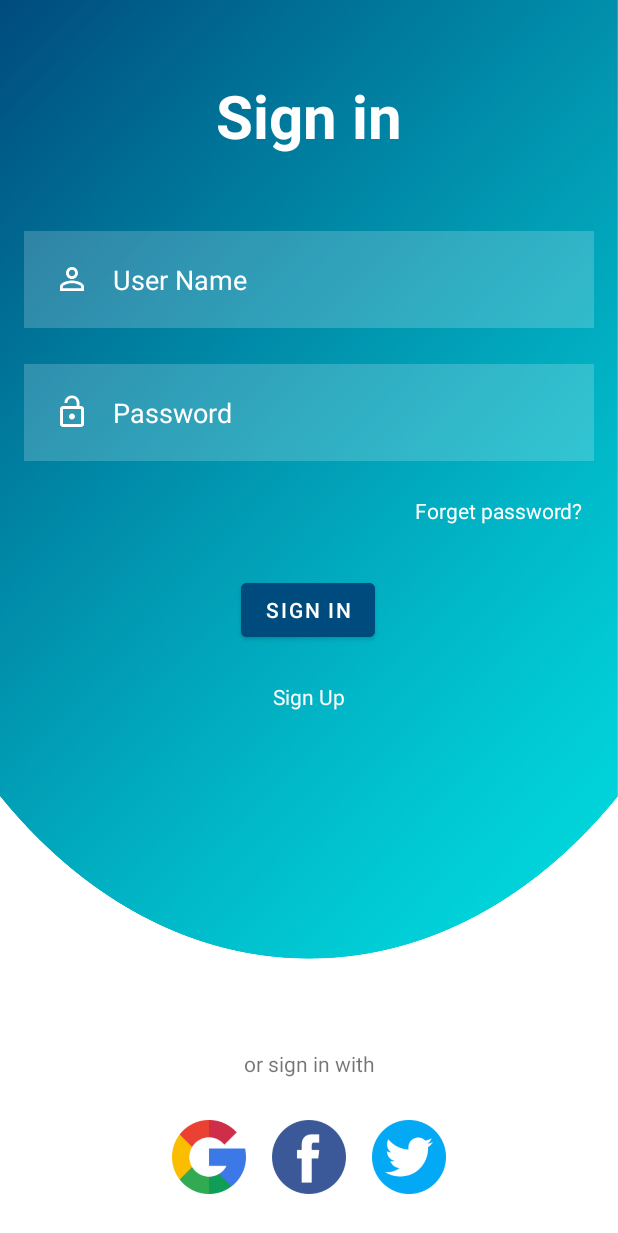
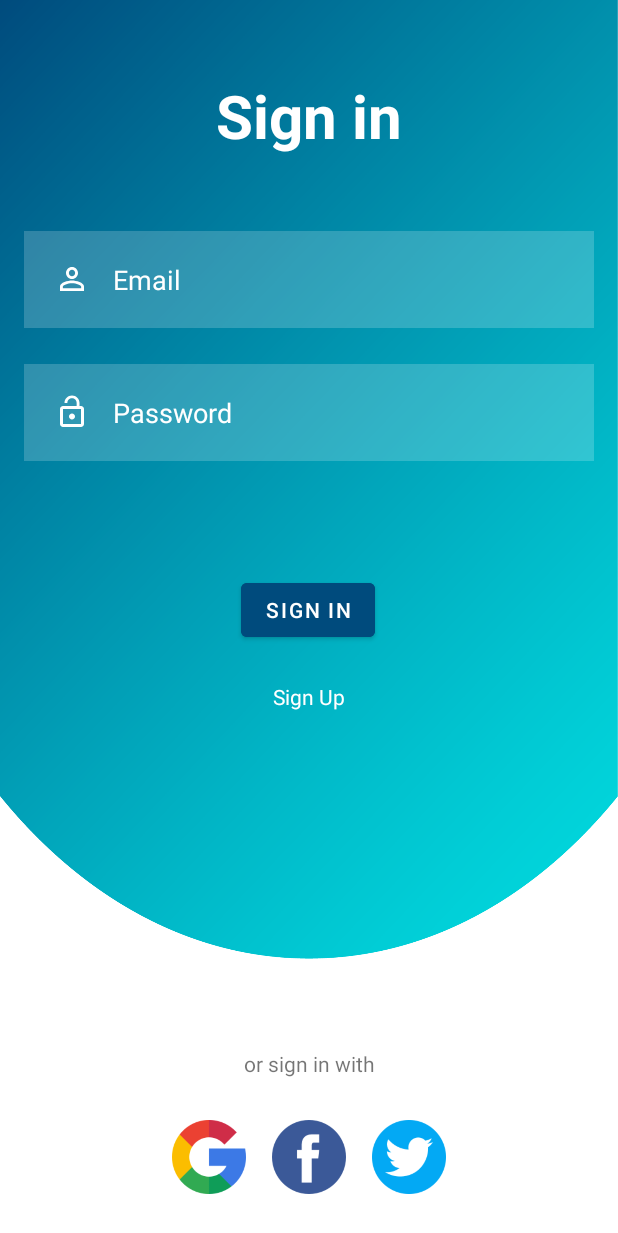
Before and after one commit to Sanjeev718191/GLA-Complex-, an Android app: the layout activity_sign_in.xml on its own in the app's theme, with its tools: preview values and no code run, on a phone screen of 412 x 824 dp. Shown: the top 1233 px of the screen. Run offline under Robolectric (Android 15) with nearby library versions, the phone set to English and light mode, and no system bars; network calls fail; Roboto replaces fonts that are not available here.

Commit message:
Commit (20-11-22)- User Login and SignUp Implemented

```diff
--- a/app/build.gradle
+++ b/app/build.gradle
@@ -39,6 +39,7 @@ dependencies {
     implementation 'androidx.constraintlayout:constraintlayout:2.1.4'
     implementation 'androidx.legacy:legacy-support-v4:1.0.0'
     implementation 'com.google.firebase:firebase-database:20.1.0'
+    implementation 'com.google.firebase:firebase-auth:21.1.0'
     testImplementation 'junit:junit:4.13.2'
     androidTestImplementation 'androidx.test.ext:junit:1.1.3'
     androidTestImplementation 'androidx.test.espresso:espresso-core:3.4.0'
--- a/app/src/main/res/layout/activity_sign_in.xml
+++ b/app/src/main/res/layout/activity_sign_in.xml
@@ -23,7 +23,7 @@
         app:layout_constraintTop_toTopOf="parent" />
 
     <EditText
-        android:id="@+id/userName"
+        android:id="@+id/userMail"
         android:layout_width="0dp"
         android:layout_height="wrap_content"
         android:layout_marginStart="16dp"
@@ -32,7 +32,8 @@
         android:background="#30ffffff"
         android:drawableLeft="@drawable/person_outline"
         android:drawablePadding="15dp"
-        android:hint="User Name"
+        android:inputType="textEmailAddress"
+        android:hint="Email"
         android:padding="20dp"
         android:textColor="#FFFFFF"
         android:textColorHint="#FFFFFF"
@@ -59,10 +60,10 @@
         app:layout_constraintEnd_toEndOf="parent"
         app:layout_constraintHorizontal_bias="1.0"
         app:layout_constraintStart_toStartOf="parent"
-        app:layout_constraintTop_toBottomOf="@+id/userName" />
+        app:layout_constraintTop_toBottomOf="@+id/userMail" />
 
     <Button
-        android:id="@+id/signUpBtn"
+        android:id="@+id/signInBtn"
         android:layout_width="wrap_content"
         android:layout_height="wrap_content"
         android:layout_marginTop="75dp"
@@ -73,18 +74,7 @@
         app:layout_constraintStart_toStartOf="parent"
         app:layout_constraintTop_toBottomOf="@+id/password" />
 
-    <TextView
-        android:id="@+id/signInBtn"
-        android:layout_width="wrap_content"
-        android:layout_height="wrap_content"
-        android:layout_marginTop="15dp"
-        android:layout_marginEnd="16dp"
-        android:padding="8dp"
-        android:text="Forget password?"
-        android:textAlignment="center"
-        android:textColor="#FFFFFF"
-        app:layout_constraintEnd_toEndOf="parent"
-        app:layout_constraintTop_toBottomOf="@+id/password" />
+
 
     <TextView
         android:id="@+id/signUp"
@@ -98,7 +88,7 @@
         app:layout_constraintEnd_toEndOf="parent"
         app:layout_constraintHorizontal_bias="0.5"
         app:layout_constraintStart_toStartOf="parent"
-        app:layout_constraintTop_toBottomOf="@+id/signUpBtn" />
+        app:layout_constraintTop_toBottomOf="@+id/signInBtn" />
 
     <LinearLayout
         android:id="@+id/linearLayout"
--- a/app/src/main/res/layout/activity_sign_up.xml
+++ b/app/src/main/res/layout/activity_sign_up.xml
@@ -88,7 +88,7 @@
         android:layout_height="wrap_content"
         android:layout_marginTop="32dp"
         android:backgroundTint="#004B7D"
-        android:text="Sign in"
+        android:text="Sign Up"
         app:layout_constraintEnd_toEndOf="parent"
         app:layout_constraintHorizontal_bias="0.504"
         app:layout_constraintStart_toStartOf="parent"
```
Also changed, not shown: app/src/main/java/com/example/glacomplex/activities/SignIn.java (+64 -0 lines), app/src/main/java/com/example/glacomplex/activities/SignUp.java (+76 -0 lines).
